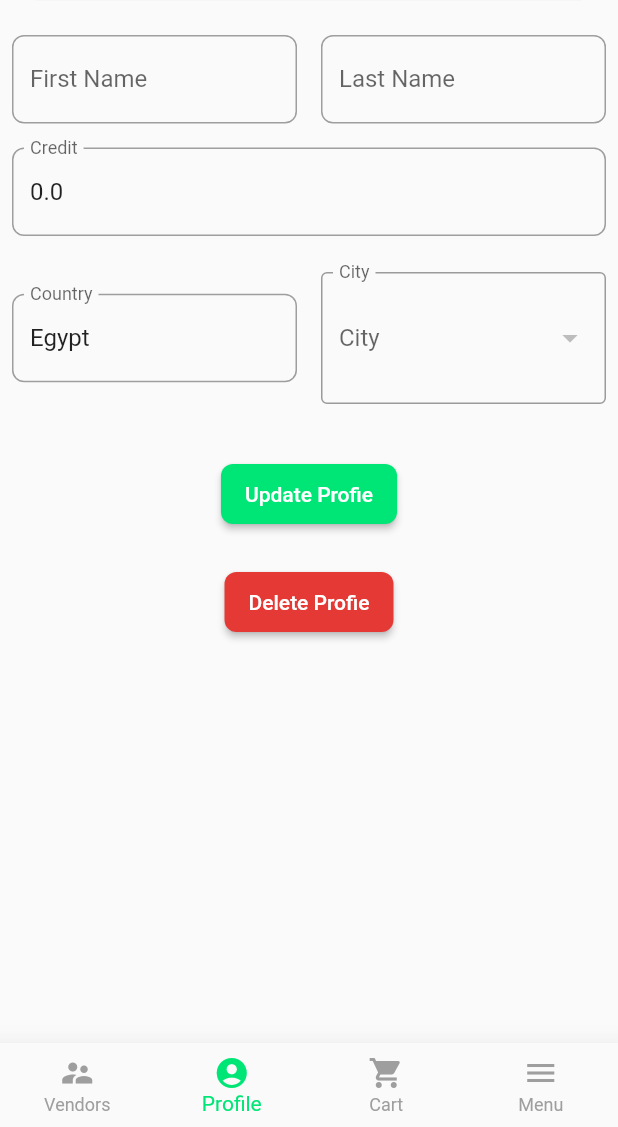
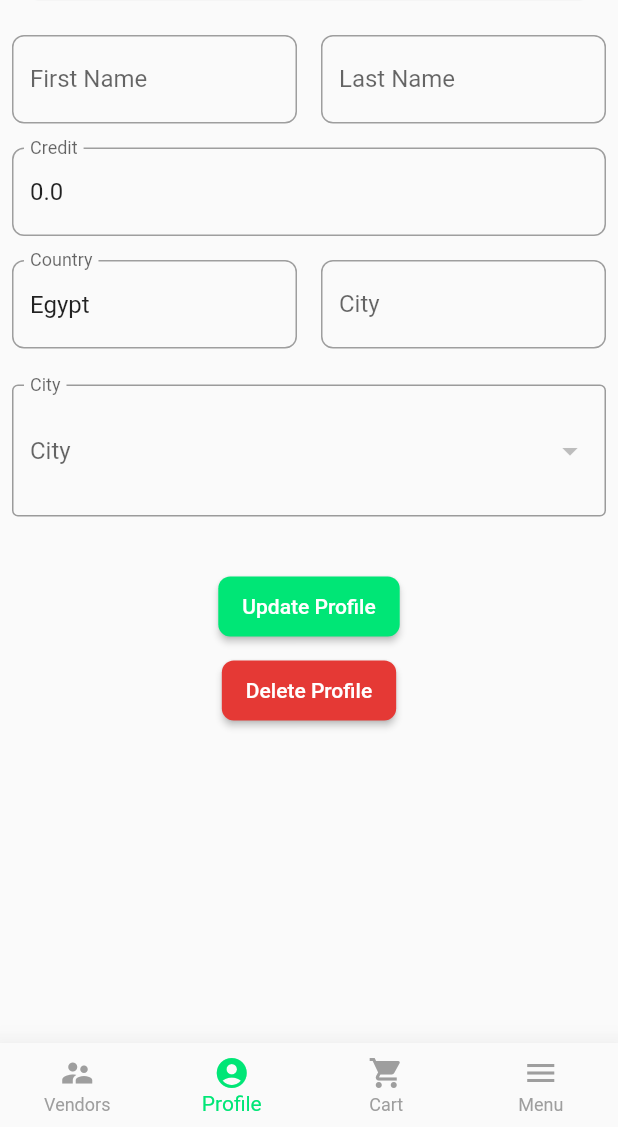
Before and after one commit to ziyadmansy/tamween-flutter-project, a Flutter app: the HomeScreen screen opened by its route, item 2 of the bottom bar chosen, on a phone screen of 412 x 824 dp, the part 109-1236 px from its top. Run offline on Flutter 3.47's test engine with Material 2 defaults, Android fonts, the light colour scheme and no system bars; our stand-ins replace cool_alert, dio, flutter_credit_card, flutter_slidable, get, image_picker and 1 more; accounts and stored records are empty; network calls fail.

Commit message:
bug fixes

```diff
--- a/lib/buisness_logic_layer/auth_controller.dart
+++ b/lib/buisness_logic_layer/auth_controller.dart
@@ -71,6 +71,7 @@ class AuthController extends GetConnect {
     required int cityId,
     required String credit,
   }) async {
+    SharedPreferences prefs = await SharedPreferences.getInstance();
     print(ApiRoutes.register);
     Response response = await post(
       ApiRoutes.register,
@@ -90,7 +91,8 @@ class AuthController extends GetConnect {
     print(decodedResponseBody);
     print(response.statusCode);
     if (response.statusCode == 201) {
-      // token = decodedResponseBody['token'];
+      token.value = decodedResponseBody['token'];
+      await prefs.setString(TOKEN_KEY, token.value);
       // print(token);
     } else {
       throw UnauthenticatedException();
--- a/lib/buisness_logic_layer/profile_controller.dart
+++ b/lib/buisness_logic_layer/profile_controller.dart
@@ -71,7 +71,7 @@ class ProfileController extends GetConnect {
       Get.snackbar('Success!', 'Loaded Successfully');
       print(id);
     } else {
-      // throw Exception();
+      Get.snackbar('Error ${response.statusCode}', response.body.toString());
     }
   }
 
--- a/lib/presentation_layer/screens/menu_screen.dart
+++ b/lib/presentation_layer/screens/menu_screen.dart
@@ -11,12 +11,6 @@ class MenuPage extends StatelessWidget {
     return ListView(
       children: [
         ListTile(
-          title: Text('FAQ'),
-          leading: Icon(Icons.format_quote),
-          onTap: () {},
-        ),
-        Divider(),
-        ListTile(
           title: Text('Logout'),
           leading: Icon(Icons.logout),
           onTap: () async {
--- a/lib/presentation_layer/screens/profile_page.dart
+++ b/lib/presentation_layer/screens/profile_page.dart
@@ -17,6 +17,7 @@ class _ProfilePageState extends State<ProfilePage> {
   final firstNameController = TextEditingController();
   final lastNameController = TextEditingController();
   final countryController = TextEditingController();
+  final cityController = TextEditingController();
 
   int? selectedCityId;
 
@@ -34,6 +35,7 @@ class _ProfilePageState extends State<ProfilePage> {
     firstNameController.text = profileController.firstName.value;
     lastNameController.text = profileController.lastName.value;
     creditController.text = profileController.credit.value.toString();
+    cityController.text = profileController.city.value;
   }
 
   Future<void> getCities() async {
@@ -117,7 +119,26 @@ class _ProfilePageState extends State<ProfilePage> {
                     width: 16,
                   ),
                   Expanded(
-                    child: SharedWidgets.buildBorderedDropDown<int?>(
+                    child: SharedWidgets.buildClickableTextForm(
+                      controller: cityController,
+                      hint: 'City',
+                      isIgnoringTextInput: true,
+                      onClick: null,
+                      onValidate: (value) {
+                        if (value!.isEmpty) {
+                          return 'Select city';
+                        } else {
+                          return null;
+                        }
+                      },
+                    ),
+                  ),
+                ],
+              ),
+              SizedBox(
+                height: 16,
+              ),
+              SharedWidgets.buildBorderedDropDown<int?>(
                 value: selectedCityId,
                 items: profileController.cities
                     .map((element) => DropdownMenuItem<int?>(
@@ -129,26 +150,26 @@ class _ProfilePageState extends State<ProfilePage> {
                 onChanged: (value) {
                   setState(() {
                     selectedCityId = value;
+                    cityController.text = profileController.cities
+                        .firstWhere((element) => element.id == value)
+                        .name;
                   });
                 },
-                    ),
-                  ),
-                ],
               ),
               SizedBox(
                 height: 32,
               ),
               SharedWidgets.buildElevatedButton(
                 onPress: updateProfile,
-                btnText: 'Update Profie',
+                btnText: 'Update Profile',
                 btnColor: primaryColor,
               ),
               SizedBox(
-                height: 32,
+                height: 16,
               ),
               SharedWidgets.buildElevatedButton(
                 onPress: updateProfile,
-                btnText: 'Delete Profie',
+                btnText: 'Delete Profile',
                 btnColor: redColor,
               ),
               SizedBox(
--- a/lib/presentation_layer/screens/signup_screen.dart
+++ b/lib/presentation_layer/screens/signup_screen.dart
@@ -257,6 +257,7 @@ class _RegisterScreenState extends State<RegisterScreen> {
                     Obx(() => Expanded(
                           child: SharedWidgets.buildBorderedDropDown<int?>(
                             value: selectedCityId,
+                            isDense: true,
                             items: profileController.cities
                                 .map((element) => DropdownMenuItem<int?>(
                                       value: element.id,
```
Also changed, not shown: lib/buisness_logic_layer/vendors_controller.dart (+0 -22 lines), lib/presentation_layer/screens/cart_page.dart (+11 -11 lines), lib/presentation_layer/screens/login_screen.dart (+0 -9 lines), lib/presentation_layer/screens/vendor_products_screen.dart (+0 -24 lines), pubspec.lock. Lines whose indentation alone changed are shown as unchanged.
